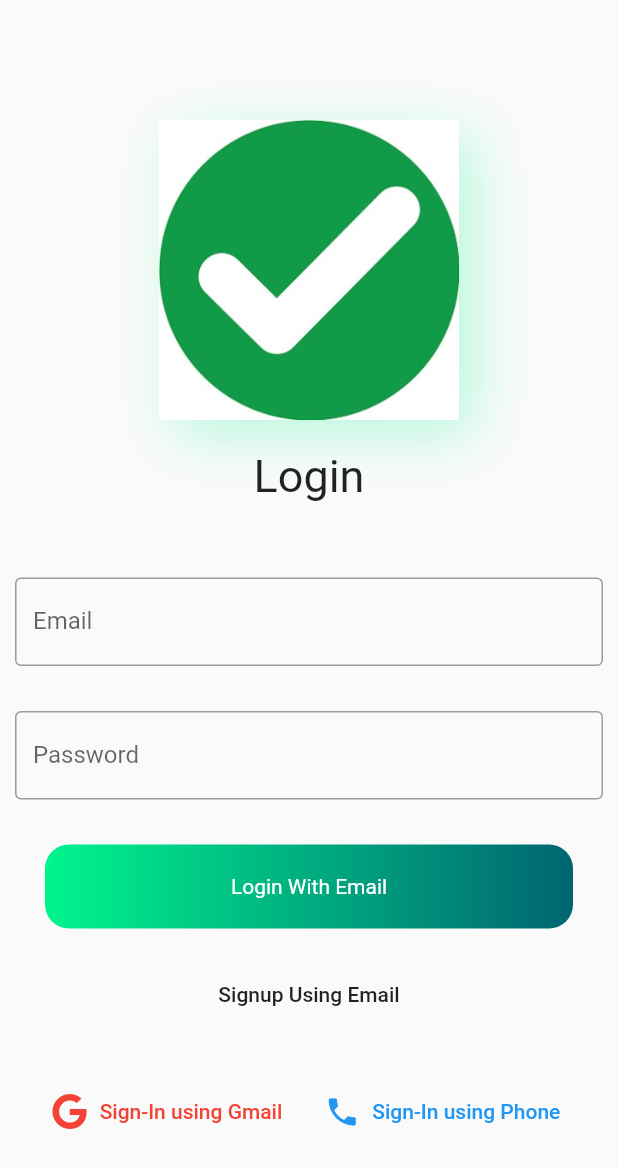
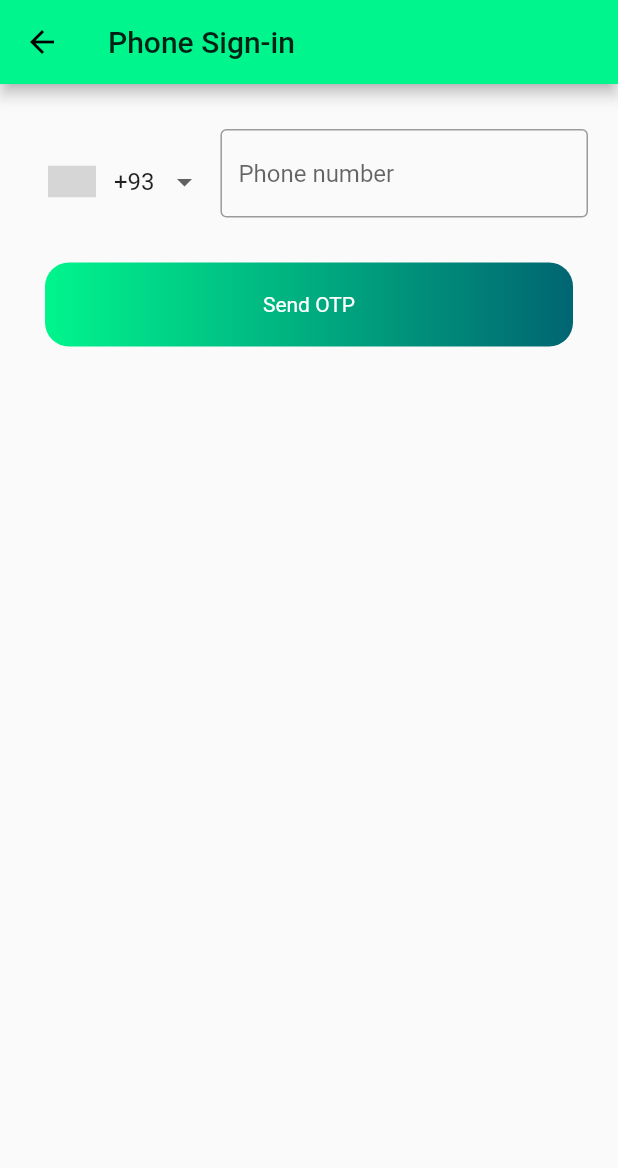
Before and after one commit to singhtaran1005/firebase-mytask, a Flutter app: the screen it shows after launch, after a tap on "Sign-In using Phone", on a phone screen of 412 x 824 dp. Shown: the top 1168 px of the screen. Run offline on Flutter 3.47's test engine with Material 2 defaults, Android fonts, the phone set to English and light mode, and no system bars; drawn by our look-alikes of intl_phone_number_input; our stand-ins replace firebase_auth, font_awesome_flutter, google_sign_in; accounts and stored records are empty; grey boxes are pictures that could not be loaded.

Commit message:
initial phone_auth (pushed)

```diff
--- a/mytask/lib/screens/login_screen.dart
+++ b/mytask/lib/screens/login_screen.dart
@@ -4,6 +4,7 @@ import 'package:font_awesome_flutter/font_awesome_flutter.dart';
 import 'package:google_sign_in/google_sign_in.dart';
 import 'package:mytask/configure/config.dart';
 import 'package:mytask/screens/email_pass_signup.dart';
+import 'package:mytask/screens/phone_signin.dart';
 
 class LOGIN extends StatefulWidget {
   @override
@@ -145,7 +146,12 @@ class _LOGINState extends State<LOGIN> {
                       ),
                     ),
                     FlatButton.icon(
-                      onPressed: () {},
+                      onPressed: () {
+                        Navigator.push(
+                            context,
+                            MaterialPageRoute(
+                                builder: (context) => PHONEsignin()));
+                      },
                       icon: Icon(Icons.phone, color: Colors.blue),
                       label: Text(
                         'Sign-In using Phone',
@@ -260,8 +266,8 @@ class _LOGINState extends State<LOGIN> {
         context: context,
         builder: (ctx) {
           return AlertDialog(
-              shape: RoundedRectangleBorder(
-                  borderRadius: BorderRadius.circular(16)),
+            shape:
+                RoundedRectangleBorder(borderRadius: BorderRadius.circular(16)),
             title: Text('Error'),
             content: Text('${e.message}'),
             actions: <Widget>[
@@ -273,7 +279,8 @@ class _LOGINState extends State<LOGIN> {
               ),
             ],
           );
-          });
+        },
+      );
     }
   }
 }
--- /dev/null
+++ b/mytask/lib/screens/phone_signin.dart
@@ -0,0 +1,70 @@
+import 'package:flutter/material.dart';
+import 'package:intl_phone_number_input/intl_phone_number_input.dart';
+import 'package:mytask/configure/config.dart';
+
+class PHONEsignin extends StatefulWidget {
+  @override
+  _PHONEsigninState createState() => _PHONEsigninState();
+}
+
+class _PHONEsigninState extends State<PHONEsignin> {
+  PhoneNumber _phoneNumber;
+  @override
+  Widget build(BuildContext context) {
+    return Scaffold(
+      appBar: AppBar(
+        title: Text('Phone Sign-in'),
+      ),
+      body: SingleChildScrollView(
+        child: Container(
+          margin: EdgeInsets.only(
+            top: 20,
+          ),
+          width: MediaQuery.of(context).size.width,
+          child: Column(
+            children: <Widget>[
+              Container(
+                margin: EdgeInsets.symmetric(horizontal: 20, vertical: 10),
+                child: InternationalPhoneNumberInput(
+                  onInputChanged: (phoneNumberTxt) {
+                    _phoneNumber = phoneNumberTxt;
+                  },
+                  inputBorder: OutlineInputBorder(),
+                ),
+              ),InkWell(
+                onTap: () {
+
+                },
+                child: Container(
+                  decoration: BoxDecoration(
+                    gradient: LinearGradient(
+                      colors: [primaryColor, secondaryColor],
+                    ),
+                    borderRadius: BorderRadius.circular(16),
+                  ),
+                  width: MediaQuery.of(context).size.width,
+                  margin: EdgeInsets.symmetric(
+                    horizontal: 30,
+                    vertical: 20,
+                  ),
+                  padding: EdgeInsets.symmetric(
+                    horizontal: 30,
+                    vertical: 20,
+                  ),
+                  child: Center(
+                    child: Text(
+                      'Send OTP',
+                      style: TextStyle(
+                        color: Colors.white,
+                      ),
+                    ),
+                  ),
+                ),
+              ),
+            ],
+          ),
+        ),
+      ),
+    );
+  }
+}
--- a/mytask/pubspec.yaml
+++ b/mytask/pubspec.yaml
@@ -32,13 +32,14 @@ dependencies:
   font_awesome_flutter: ^8.8.1
   firebase_auth: ^0.16.1
   google_sign_in: ^4.5.1
+  international_phone_input: ^1.0.4
+  intl_phone_number_input: ^0.4.6+2
+
 
 
 dev_dependencies:
   flutter_test:
     sdk: flutter
-
-  flutter_launcher_icons: ^0.7.5
 
 
 
```
Also changed, not shown: mytask/pubspec.lock. Lines whose indentation alone changed are shown as unchanged.
